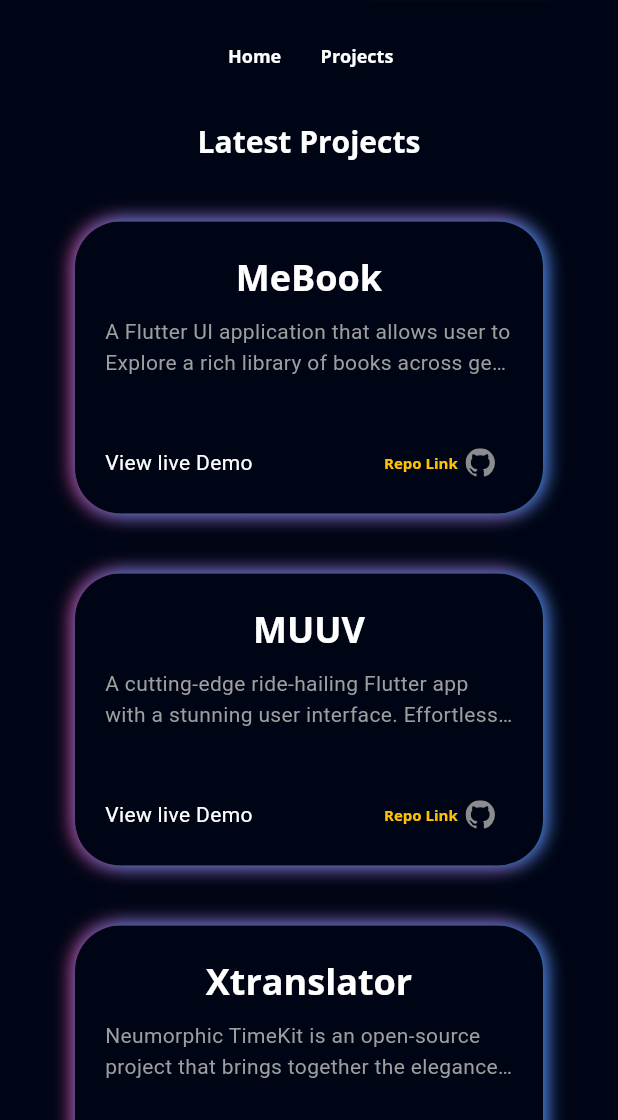
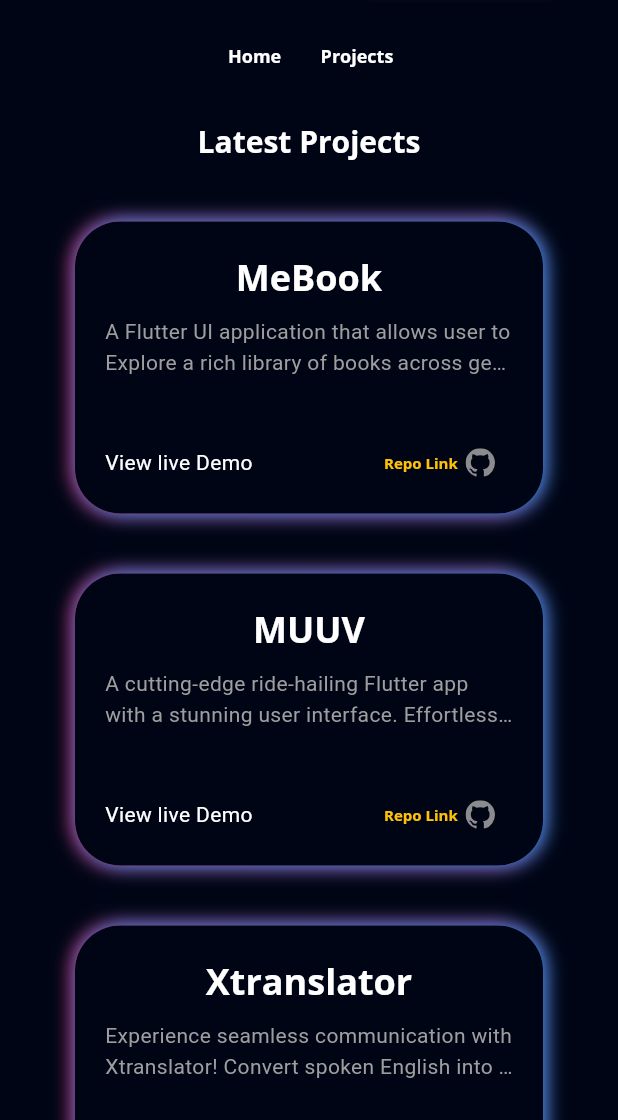
Before and after one commit to Sixtus6/Portfolio, a Flutter app: the screen it shows after launch, after a tap on the "menu" icon, after a tap on "Whatsapp", after a tap on "Projects", on a phone screen of 412 x 824 dp, the part 116-1236 px from its top. Run offline on Flutter 3.47's test engine with Material 2 defaults, Android fonts, the phone set to English and light mode, and no system bars; our stand-ins replace flutter_svg, font_awesome_flutter, get, google_fonts, photo_view; network calls fail.

Commit message:
added xtransalayor project

```diff
--- a/lib/model/project_model.dart
+++ b/lib/model/project_model.dart
@@ -21,9 +21,9 @@ List<Project> projectList = [
   ),
   Project(
       'Xtranslator',
-      'Neumorphic TimeKit is an open-source project that brings together the elegance of a beautifully designed alarm system, an analog clock with a neumorphic touch, and a feature-rich stopwatch. Whether you\'re looking for a functional alarm tool, a stylish desktop clock, or a precise stopwatch, TimeKit has you covered.',
+      'Experience seamless communication with Xtranslator! Convert spoken English into expressive sign language instantly. Record or input your message, and watch it transform into clear sign language gestures. Bridging the gap between hearing and Deaf communities, our user-friendly tool fosters inclusive connections effortlessly.',
       'assets/images/alarm.jpg',
-      'https://github.com/Hamad-Anwar/Neumorphic-Analog-Clockify'),
+      'https://github.com/Sixtus6/Xtranslator'),
   Project(
       'CUI Aider',
       'CUI AIDER is an extraordinary application that brings together augmented reality (AR), a robust student portal, intuitive class management, and a comprehensive GPA system, providing an all-encompassing solution for students.Using AR technology, CUI AIDER offers an immersive experience, allowing users to explore the complete university campus virtually. Through AR, students can visualize buildings, navigate with interactive directions, and gain a better understanding of their surroundings.',
--- a/lib/view/main/components/drawer/my_skill.dart
+++ b/lib/view/main/components/drawer/my_skill.dart
@@ -87,7 +87,7 @@ class MySKills extends StatelessWidget {
         AnimatedLinearProgressIndicator(
             percentage: 0.76, title: 'MobX', image: 'assets/icons/bloc.png'),
         AnimatedLinearProgressIndicator(
-            percentage: 0.79, title: 'GetX', image: 'assets/icons/bloc.png'),
+            percentage: 0.8, title: 'GetX', image: 'assets/icons/bloc.png'),
         AnimatedLinearProgressIndicator(
             percentage: 0.91,
             title: 'Flutter Web3',
```
